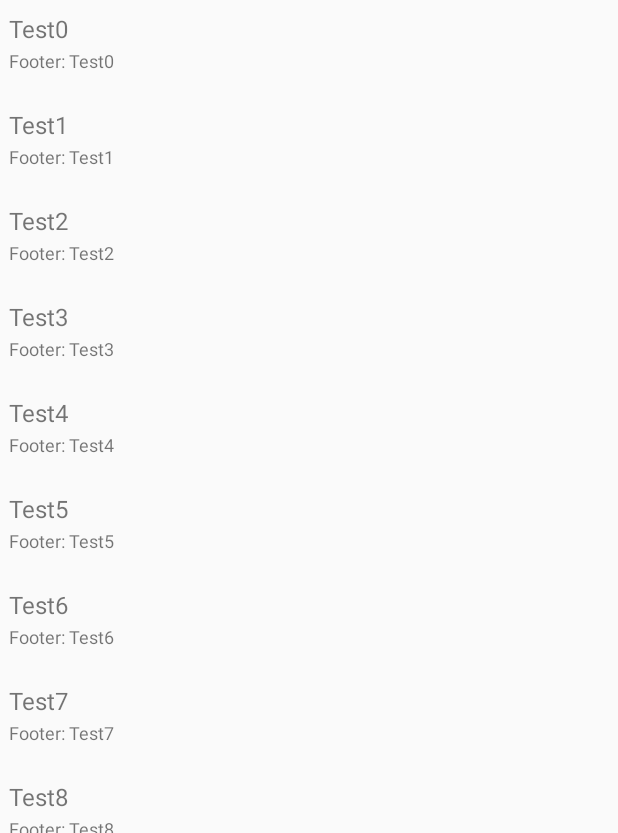
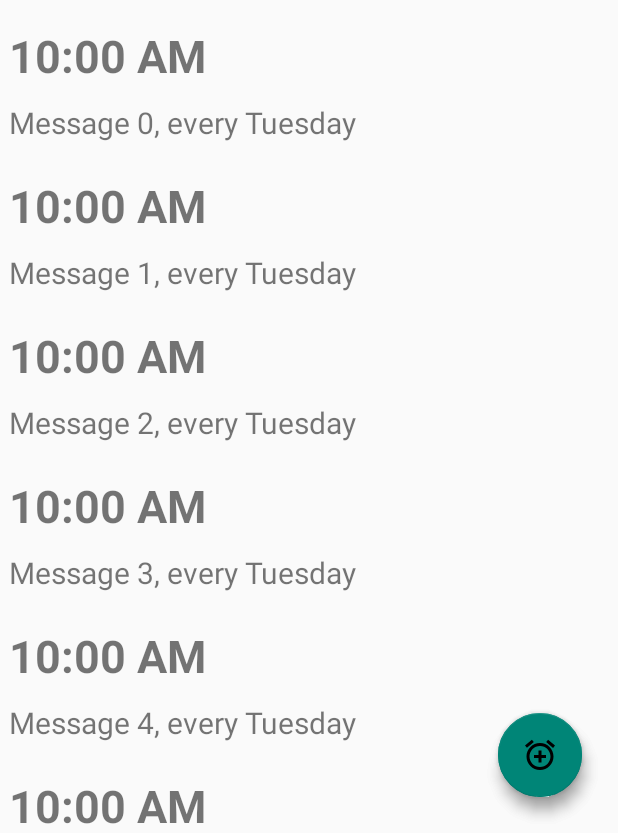
Before and after one commit to DRob1260/android_alarm, an Android app: the screen it shows after launch (MainActivity), on a phone screen of 412 x 824 dp, the part 403-1236 px from its top. Run offline under Robolectric (Android 15) with nearby library versions, the phone set to English and light mode, and no system bars.

Commit message:
Adding a floating action button that can be used across fragments

```diff
--- /dev/null
+++ b/app/src/main/java/com/isu/android_alarm/Alarm.java
@@ -0,0 +1,36 @@
+package com.isu.android_alarm;
+
+import java.text.SimpleDateFormat;
+import java.util.Date;
+
+public class Alarm {
+
+    private Date dateAndTime;
+    private String message = "Alarm";
+
+    public Alarm(Date dateAndTime){
+        this.dateAndTime = dateAndTime;
+    }
+
+    public Alarm(Date dateAndTime, String message){
+        this.dateAndTime = dateAndTime;
+        this.message = message;
+    }
+
+    String getTimeStr() {
+        SimpleDateFormat dateFormat = new SimpleDateFormat("hh:mm a");
+        String time = dateFormat.format(dateAndTime);
+        return time;
+    }
+
+    String getDay(){
+        SimpleDateFormat dateFormat = new SimpleDateFormat("EEEE");
+        String day = dateFormat.format(dateAndTime);
+        return day;
+    }
+
+    String getMessage(){
+        return message;
+    }
+
+}
--- a/app/src/main/java/com/isu/android_alarm/AlarmFragment.java
+++ b/app/src/main/java/com/isu/android_alarm/AlarmFragment.java
@@ -11,6 +11,8 @@ import android.view.LayoutInflater;
 import android.view.View;
 import android.view.ViewGroup;
 
+
+import com.google.android.material.floatingactionbutton.FloatingActionButton;
 
 import java.util.ArrayList;
 import java.util.List;
@@ -30,7 +32,7 @@ public class AlarmFragment extends Fragment {
         recyclerView.setLayoutManager(new LinearLayoutManager(getActivity()));
         List<String> input = new ArrayList<>();
         for (int i = 0; i < 100; i++) {
-            input.add("Test" + i);
+            input.add("Message " + i + ", every Tuesday");
         }
         mAdapter = new AlarmRecyclerViewAdapter(input);
         recyclerView.setAdapter(mAdapter);
--- a/app/src/main/java/com/isu/android_alarm/AlarmRecyclerViewAdapter.java
+++ b/app/src/main/java/com/isu/android_alarm/AlarmRecyclerViewAdapter.java
@@ -49,10 +49,8 @@ public class AlarmRecyclerViewAdapter extends RecyclerView.Adapter<AlarmRecycler
     public AlarmRecyclerViewAdapter.ViewHolder onCreateViewHolder(ViewGroup parent,
                                                                   int viewType) {
         // create a new view
-        LayoutInflater inflater = LayoutInflater.from(
-                parent.getContext());
-        View v =
-                inflater.inflate(R.layout.alarm_row_layout, parent, false);
+        LayoutInflater inflater = LayoutInflater.from(parent.getContext());
+        View v =  inflater.inflate(R.layout.alarm_row_layout, parent, false);
         // set the view's size, margins, paddings and layout parameters
         ViewHolder vh = new ViewHolder(v);
         return vh;
@@ -64,15 +62,15 @@ public class AlarmRecyclerViewAdapter extends RecyclerView.Adapter<AlarmRecycler
         // - get element from your dataset at this position
         // - replace the contents of the view with that element
         final String name = values.get(position);
-        holder.txtHeader.setText(name);
+        holder.txtHeader.setText("10:00 AM");
         holder.txtHeader.setOnClickListener(new View.OnClickListener() {
             @Override
             public void onClick(View v) {
-                remove(position);
+                //remove(position);
             }
         });
 
-        holder.txtFooter.setText("Footer: " + name);
+        holder.txtFooter.setText(name);
     }
 
     // Return the size of your dataset (invoked by the layout manager)
--- a/app/src/main/java/com/isu/android_alarm/MainActivity.java
+++ b/app/src/main/java/com/isu/android_alarm/MainActivity.java
@@ -13,6 +13,7 @@ import android.content.IntentFilter;
 import android.os.Bundle;
 import android.widget.TextView;
 
+import com.google.android.material.floatingactionbutton.FloatingActionButton;
 import com.google.android.material.tabs.TabLayout;
 
 import java.text.SimpleDateFormat;
@@ -21,6 +22,7 @@ import java.util.Date;
 public class MainActivity extends FragmentActivity {
 
     private ViewPager pager;
+    private FloatingActionButton fab;
     BroadcastReceiver broadcastReceiver;
     private final SimpleDateFormat clockObj = new SimpleDateFormat("hh:mm");
     private final SimpleDateFormat dateObj = new SimpleDateFormat("MMMM d, yyyy");
@@ -55,6 +57,33 @@ public class MainActivity extends FragmentActivity {
 
         pager = (ViewPager) findViewById(R.id.viewPager);
         pager.setAdapter(new MyPagerAdapter(getSupportFragmentManager()));
+
+
+        fab = (FloatingActionButton) findViewById(R.id.fab);
+        pager.addOnPageChangeListener(new ViewPager.OnPageChangeListener() {
+            @Override
+            public void onPageScrolled(int position, float positionOffset, int positionOffsetPixels) {
+            }
+
+            @Override
+            public void onPageSelected(int position) {
+
+                switch (position) {
+                    case 0:
+                        fab.show();
+                        break;
+
+                    default:
+                        fab.hide();
+                        break;
+                }
+            }
+
+            @Override
+            public void onPageScrollStateChanged(int state) {
+
+            }
+        });
 
         TabLayout tabLayout = (TabLayout) findViewById(R.id.tablayout);
         tabLayout.setupWithViewPager(pager);
--- /dev/null
+++ b/app/src/main/res/drawable/ic_alarm_add_24dp.xml
@@ -0,0 +1,5 @@
+<vector android:height="24dp" android:tint="#000000"
+    android:viewportHeight="24.0" android:viewportWidth="24.0"
+    android:width="24dp" xmlns:android="http://schemas.android.com/apk/res/android">
+    <path android:fillColor="#000000" android:pathData="M7.88,3.39L6.6,1.86 2,5.71l1.29,1.53 4.59,-3.85zM22,5.72l-4.6,-3.86 -1.29,1.53 4.6,3.86L22,5.72zM12,4c-4.97,0 -9,4.03 -9,9s4.02,9 9,9c4.97,0 9,-4.03 9,-9s-4.03,-9 -9,-9zM12,20c-3.87,0 -7,-3.13 -7,-7s3.13,-7 7,-7 7,3.13 7,7 -3.13,7 -7,7zM13,9h-2v3L8,12v2h3v3h2v-3h3v-2h-3L13,9z"/>
+</vector>
--- a/app/src/main/res/layout/activity_main.xml
+++ b/app/src/main/res/layout/activity_main.xml
@@ -4,6 +4,7 @@
     xmlns:tools="http://schemas.android.com/tools"
     android:layout_width="match_parent"
     android:layout_height="match_parent"
+    xmlns:app="http://schemas.android.com/apk/res-auto"
     android:orientation="vertical">
 
     <TextView
@@ -26,13 +27,21 @@
     android:layout_alignParentRight="true"
     android:layout_gravity="center_horizontal" />
 
+
+    <androidx.coordinatorlayout.widget.CoordinatorLayout
+        android:id="@+id/coordinator_layout"
+        xmlns:android="http://schemas.android.com/apk/res/android"
+        xmlns:app="http://schemas.android.com/apk/res-auto"
+        android:layout_width="match_parent"
+        android:layout_height="0dp"
+        android:layout_weight="10">
+
         <androidx.viewpager.widget.ViewPager
             xmlns:android="http://schemas.android.com/apk/res/android"
             xmlns:app="http://schemas.android.com/apk/res-auto"
             android:id="@+id/viewPager"
             android:layout_width="fill_parent"
-    android:layout_height="0dp"
-    android:layout_weight="10">
+            android:layout_height="match_parent">
 
             <com.google.android.material.tabs.TabLayout
                 android:layout_width="match_parent"
@@ -44,8 +53,23 @@
 
             </com.google.android.material.tabs.TabLayout>
 
+        </androidx.viewpager.widget.ViewPager>
 
-    </androidx.viewpager.widget.ViewPager>
+            <com.google.android.material.floatingactionbutton.FloatingActionButton
+                android:id="@+id/fab"
+                android:layout_width="56dp"
+                android:layout_height="56dp"
+                android:layout_gravity="bottom|right"
+                app:layout_anchorGravity="bottom|right|end"
+                app:layout_anchor="@id/viewPager"
+                android:elevation="8dp"
+                android:layout_marginBottom="16dp"
+                android:layout_marginRight="16dp"
+                android:src="@drawable/ic_alarm_add_24dp"
+                android:scaleType="center"
+                android:layout_margin="24dp" />
+
+    </androidx.coordinatorlayout.widget.CoordinatorLayout>
 
 </LinearLayout>
 
--- a/app/src/main/res/layout/alarm_row_layout.xml
+++ b/app/src/main/res/layout/alarm_row_layout.xml
@@ -1,7 +1,7 @@
 <?xml version="1.0" encoding="utf-8"?>
 <RelativeLayout xmlns:android="http://schemas.android.com/apk/res/android"
     android:layout_width="fill_parent"
-    android:layout_height="?android:attr/listPreferredItemHeight"
+    android:layout_height="100sp"
     android:padding="6dip" >
 
     <TextView
@@ -13,18 +13,19 @@
         android:ellipsize="marquee"
         android:singleLine="true"
         android:text="Description"
-        android:textSize="12sp" />
+        android:textSize="20sp" />
 
     <TextView
         android:id="@+id/firstLine"
         android:layout_width="fill_parent"
-        android:layout_height="wrap_content"
+        android:layout_height="36sp"
         android:layout_above="@id/secondLine"
         android:layout_alignParentRight="true"
         android:layout_alignParentTop="true"
         android:layout_alignWithParentIfMissing="true"
         android:gravity="center_vertical"
         android:text="Example application"
-        android:textSize="16sp" />
+        android:textSize="30sp"
+        android:textStyle="bold"/>
 
 </RelativeLayout>
--- a/app/src/main/res/layout/fragment_alarm.xml
+++ b/app/src/main/res/layout/fragment_alarm.xml
@@ -1,7 +1,15 @@
 <?xml version="1.0" encoding="utf-8"?>
-<RelativeLayout xmlns:android="http://schemas.android.com/apk/res/android"
+<LinearLayout xmlns:android="http://schemas.android.com/apk/res/android"
     android:layout_width="match_parent"
-    android:layout_height="match_parent">
+    android:layout_height="match_parent"
+    android:orientation="vertical">
+
+    <androidx.coordinatorlayout.widget.CoordinatorLayout
+        android:id="@+id/main_content"
+        xmlns:android="http://schemas.android.com/apk/res/android"
+        xmlns:app="http://schemas.android.com/apk/res-auto"
+        android:layout_width="match_parent"
+        android:layout_height="match_parent">
 
     <androidx.recyclerview.widget.RecyclerView
         android:id="@+id/my_recycler_view"
@@ -9,4 +17,19 @@
         android:layout_width="match_parent"
         android:layout_height="match_parent"/>
 
-</RelativeLayout>
+    <com.google.android.material.floatingactionbutton.FloatingActionButton
+        android:id="@+id/add"
+        android:layout_width="56dp"
+        android:layout_height="56dp"
+        android:layout_gravity="bottom|right"
+        app:layout_anchorGravity="bottom|right|end"
+        android:elevation="8dp"
+        android:layout_marginBottom="16dp"
+        android:layout_marginRight="16dp"
+        android:src="@drawable/ic_alarm_add_24dp"
+        android:scaleType="center"
+        android:layout_margin="24dp" />
+
+    </androidx.coordinatorlayout.widget.CoordinatorLayout>
+
+</LinearLayout>
```
Lines whose indentation alone changed are shown as unchanged.
